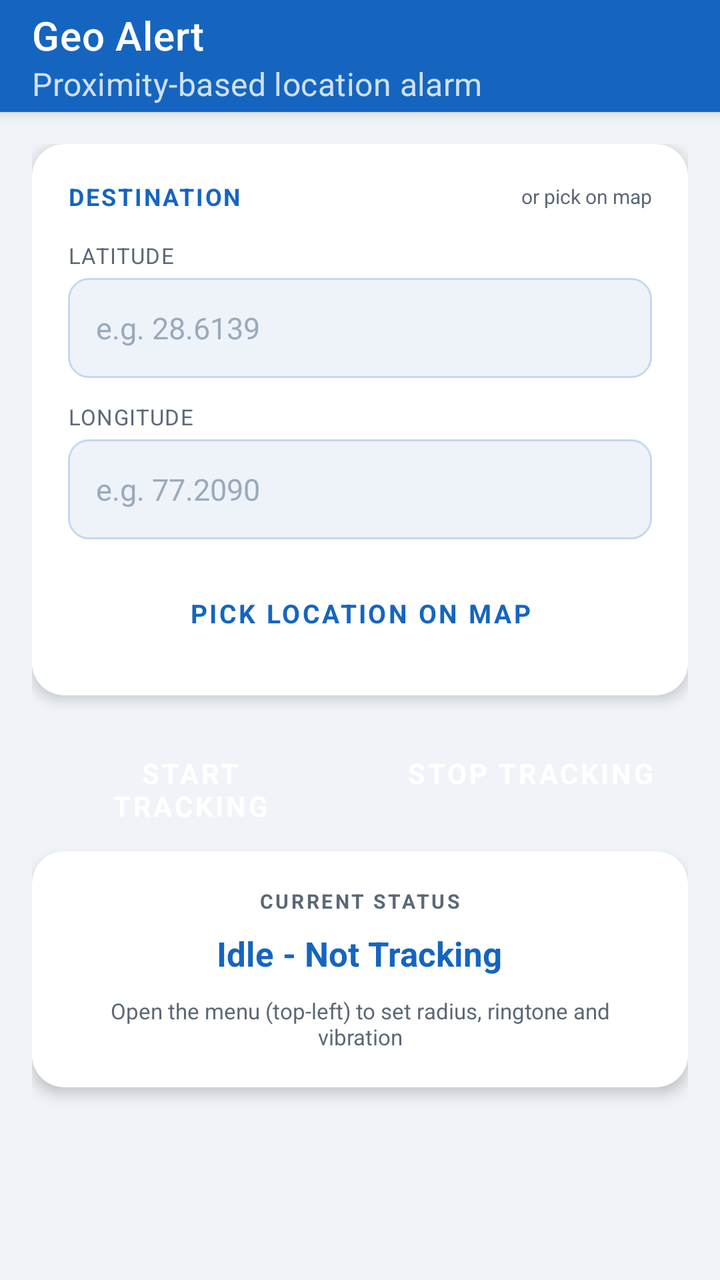
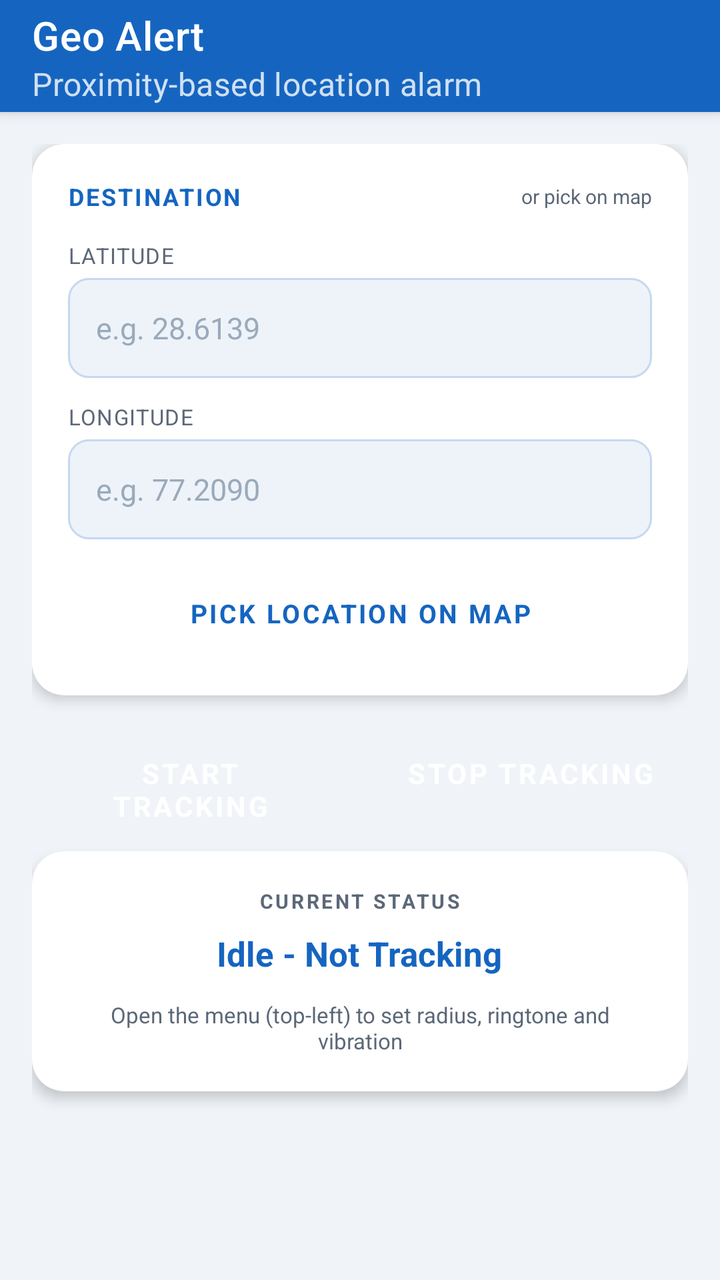

Before-and-after screenshots of an Android layout around one commit, followed by the original layout XML and the change that was made.
<!-- AndroidManifest.xml: application theme Theme.GeoAlert -->
<!-- res/layout/activity_main.xml -->
<?xml version="1.0" encoding="utf-8"?>
<androidx.drawerlayout.widget.DrawerLayout
    xmlns:android="http://schemas.android.com/apk/res/android"
    xmlns:app="http://schemas.android.com/apk/res-auto"
    android:id="@+id/drawerLayout"
    android:layout_width="match_parent"
    android:layout_height="match_parent"
    android:fitsSystemWindows="true">

    
    <LinearLayout
        android:layout_width="match_parent"
        android:layout_height="match_parent"
        android:orientation="vertical">

        
        <androidx.appcompat.widget.Toolbar
            android:id="@+id/toolbar"
            android:layout_width="match_parent"
            android:layout_height="?attr/actionBarSize"
            android:background="@color/primary"
            android:elevation="4dp"
            app:title="@string/app_name"
            app:subtitle="@string/app_subtitle"
            app:titleTextColor="@color/white"
            app:subtitleTextColor="#CCFFFFFF"
            app:navigationIconTint="@color/white"
            app:popupTheme="@style/ThemeOverlay.MaterialComponents.Light" />

        <ScrollView
            android:layout_width="match_parent"
            android:layout_height="match_parent"
            android:background="@color/background"
            android:fillViewport="true">

            <LinearLayout
                android:layout_width="match_parent"
                android:layout_height="wrap_content"
                android:orientation="vertical"
                android:padding="16dp">

                
                <androidx.cardview.widget.CardView
                    android:layout_width="match_parent"
                    android:layout_height="wrap_content"
                    android:layout_marginBottom="12dp"
                    app:cardCornerRadius="16dp"
                    app:cardElevation="4dp"
                    app:cardBackgroundColor="@color/card_background">

                    <LinearLayout
                        android:layout_width="match_parent"
                        android:layout_height="wrap_content"
                        android:orientation="vertical"
                        android:padding="18dp">

                        <LinearLayout
                            android:layout_width="match_parent"
                            android:layout_height="wrap_content"
                            android:orientation="horizontal"
                            android:gravity="center_vertical"
                            android:paddingBottom="14dp">

                            <TextView
                                android:layout_width="0dp"
                                android:layout_height="wrap_content"
                                android:layout_weight="1"
                                android:text="@string/section_destination"
                                android:textSize="12sp"
                                android:textStyle="bold"
                                android:textColor="@color/primary"
                                android:letterSpacing="0.08" />

                            <TextView
                                android:layout_width="wrap_content"
                                android:layout_height="wrap_content"
                                android:text="@string/tap_map_hint"
                                android:textSize="10sp"
                                android:textColor="@color/text_secondary" />
                        </LinearLayout>

                        
                        <TextView
                            android:layout_width="wrap_content"
                            android:layout_height="wrap_content"
                            android:text="@string/label_latitude"
                            android:textSize="11sp"
                            android:textColor="@color/text_secondary"
                            android:letterSpacing="0.04" />
                        <EditText
                            android:id="@+id/etLatitude"
                            android:layout_width="match_parent"
                            android:layout_height="50dp"
                            android:hint="@string/hint_latitude"
                            android:inputType="numberDecimal|numberSigned"
                            android:background="@drawable/input_background"
                            android:paddingStart="14dp"
                            android:paddingEnd="14dp"
                            android:textSize="15sp"
                            android:textColor="@color/text_primary"
                            android:textColorHint="@color/text_hint"
                            android:layout_marginTop="4dp"
                            android:layout_marginBottom="12dp"
                            android:singleLine="true" />

                        
                        <TextView
                            android:layout_width="wrap_content"
                            android:layout_height="wrap_content"
                            android:text="@string/label_longitude"
                            android:textSize="11sp"
                            android:textColor="@color/text_secondary"
                            android:letterSpacing="0.04" />
                        <EditText
                            android:id="@+id/etLongitude"
                            android:layout_width="match_parent"
                            android:layout_height="50dp"
                            android:hint="@string/hint_longitude"
                            android:inputType="numberDecimal|numberSigned"
                            android:background="@drawable/input_background"
                            android:paddingStart="14dp"
                            android:paddingEnd="14dp"
                            android:textSize="15sp"
                            android:textColor="@color/text_primary"
                            android:textColorHint="@color/text_hint"
                            android:layout_marginTop="4dp"
                            android:layout_marginBottom="14dp"
                            android:singleLine="true" />

                        
                        <Button
                            android:id="@+id/btnPickMap"
                            android:layout_width="match_parent"
                            android:layout_height="46dp"
                            android:text="@string/btn_pick_map"
                            android:textSize="13sp"
                            android:textStyle="bold"
                            android:textColor="@color/primary"
                            android:backgroundTint="@color/map_btn_bg"
                            style="@style/Widget.MaterialComponents.Button" />
                    </LinearLayout>
                </androidx.cardview.widget.CardView>

                
                <LinearLayout
                    android:layout_width="match_parent"
                    android:layout_height="wrap_content"
                    android:orientation="horizontal"
                    android:layout_marginBottom="12dp">

                    <Button
                        android:id="@+id/btnStart"
                        android:layout_width="0dp"
                        android:layout_height="54dp"
                        android:layout_weight="1"
                        android:layout_marginEnd="6dp"
                        android:text="@string/btn_start"
                        android:textSize="14sp"
                        android:textStyle="bold"
                        android:textColor="@color/white"
                        android:backgroundTint="@color/primary"
                        style="@style/Widget.MaterialComponents.Button" />

                    <Button
                        android:id="@+id/btnStop"
                        android:layout_width="0dp"
                        android:layout_height="54dp"
                        android:layout_weight="1"
                        android:layout_marginStart="6dp"
                        android:text="@string/btn_stop"
                        android:textSize="14sp"
                        android:textStyle="bold"
                        android:textColor="@color/white"
                        android:backgroundTint="@color/error"
                        style="@style/Widget.MaterialComponents.Button" />
                </LinearLayout>

                
                <androidx.cardview.widget.CardView
                    android:layout_width="match_parent"
                    android:layout_height="wrap_content"
                    app:cardCornerRadius="16dp"
                    app:cardElevation="4dp"
                    app:cardBackgroundColor="@color/card_background">

                    <LinearLayout
                        android:layout_width="match_parent"
                        android:layout_height="wrap_content"
                        android:orientation="vertical"
                        android:padding="18dp"
                        android:gravity="center">

                        <TextView
                            android:layout_width="wrap_content"
                            android:layout_height="wrap_content"
                            android:text="@string/status_label"
                            android:textSize="10sp"
                            android:textStyle="bold"
                            android:textColor="@color/text_secondary"
                            android:letterSpacing="0.12"
                            android:paddingBottom="8dp" />

                        <TextView
                            android:id="@+id/tvStatus"
                            android:layout_width="wrap_content"
                            android:layout_height="wrap_content"
                            android:text="@string/status_idle"
                            android:textSize="17sp"
                            android:textStyle="bold"
                            android:textColor="@color/primary"
                            android:gravity="center" />

                        <TextView
                            android:layout_width="wrap_content"
                            android:layout_height="wrap_content"
                            android:text="@string/settings_hint"
                            android:textSize="11sp"
                            android:textColor="@color/text_secondary"
                            android:gravity="center"
                            android:paddingTop="10dp" />
                    </LinearLayout>
                </androidx.cardview.widget.CardView>

            </LinearLayout>
        </ScrollView>
    </LinearLayout>

    
    <ScrollView
        android:layout_width="300dp"
        android:layout_height="match_parent"
        android:layout_gravity="start"
        android:fitsSystemWindows="true"
        android:background="@color/card_background">

        <LinearLayout
            android:layout_width="match_parent"
            android:layout_height="wrap_content"
            android:orientation="vertical">

            
            <LinearLayout
                android:layout_width="match_parent"
                android:layout_height="140dp"
                android:background="@color/primary"
                android:orientation="vertical"
                android:gravity="bottom|start"
                android:padding="20dp">

                <TextView
                    android:layout_width="wrap_content"
                    android:layout_height="wrap_content"
                    android:text="@string/drawer_title"
                    android:textColor="@color/white"
                    android:textSize="20sp"
                    android:textStyle="bold" />

                <TextView
                    android:layout_width="wrap_content"
                    android:layout_height="wrap_content"
                    android:text="@string/drawer_subtitle"
                    android:textColor="#CCFFFFFF"
                    android:textSize="12sp"
                    android:paddingTop="4dp" />
            </LinearLayout>

            
            <LinearLayout
                android:layout_width="match_parent"
                android:layout_height="wrap_content"
                android:orientation="vertical"
                android:padding="20dp">

                <LinearLayout
                    android:layout_width="match_parent"
                    android:layout_height="wrap_content"
                    android:orientation="horizontal"
                    android:gravity="center_vertical"
                    android:paddingBottom="8dp">

                    <TextView
                        android:layout_width="0dp"
                        android:layout_height="wrap_content"
                        android:layout_weight="1"
                        android:text="@string/label_radius"
                        android:textSize="14sp"
                        android:textStyle="bold"
                        android:textColor="@color/text_primary" />

                    <TextView
                        android:id="@+id/tvRadiusValue"
                        android:layout_width="wrap_content"
                        android:layout_height="wrap_content"
                        android:text="3 km"
                        android:textSize="16sp"
                        android:textStyle="bold"
                        android:textColor="@color/primary" />
                </LinearLayout>

                <SeekBar
                    android:id="@+id/sbRadius"
                    android:layout_width="match_parent"
                    android:layout_height="wrap_content"
                    android:max="7"
                    android:progress="3" />

                <LinearLayout
                    android:layout_width="match_parent"
                    android:layout_height="wrap_content"
                    android:orientation="horizontal"
                    android:paddingTop="4dp">
                    <TextView android:layout_width="0dp" android:layout_height="wrap_content" android:layout_weight="1"
                        android:text="500m" android:textSize="10sp" android:textColor="@color/text_secondary" />
                    <TextView android:layout_width="wrap_content" android:layout_height="wrap_content"
                        android:text="20km" android:textSize="10sp" android:textColor="@color/text_secondary" />
                </LinearLayout>
            </LinearLayout>

            <View android:layout_width="match_parent" android:layout_height="1dp" android:background="@color/divider" />

            
            <LinearLayout
                android:layout_width="match_parent"
                android:layout_height="wrap_content"
                android:orientation="vertical"
                android:padding="20dp">

                <TextView
                    android:layout_width="wrap_content"
                    android:layout_height="wrap_content"
                    android:text="@string/label_ringtone"
                    android:textSize="14sp"
                    android:textStyle="bold"
                    android:textColor="@color/text_primary"
                    android:paddingBottom="10dp" />

                <TextView
                    android:id="@+id/tvRingtoneName"
                    android:layout_width="match_parent"
                    android:layout_height="wrap_content"
                    android:text="@string/ringtone_default"
                    android:textSize="13sp"
                    android:textColor="@color/text_secondary"
                    android:ellipsize="end"
                    android:singleLine="true"
                    android:paddingBottom="10dp" />

                <Button
                    android:id="@+id/btnPickRingtone"
                    android:layout_width="match_parent"
                    android:layout_height="42dp"
                    android:text="@string/btn_choose_ringtone"
                    android:textSize="13sp"
                    android:textColor="@color/white"
                    android:backgroundTint="@color/primary"
                    style="@style/Widget.MaterialComponents.Button" />
            </LinearLayout>

            <View android:layout_width="match_parent" android:layout_height="1dp" android:background="@color/divider" />

            
            <LinearLayout
                android:layout_width="match_parent"
                android:layout_height="wrap_content"
                android:orientation="vertical"
                android:padding="20dp">

                <TextView
                    android:layout_width="wrap_content"
                    android:layout_height="wrap_content"
                    android:text="@string/label_vibration"
                    android:textSize="14sp"
                    android:textStyle="bold"
                    android:textColor="@color/text_primary"
                    android:paddingBottom="10dp" />

                <Spinner
                    android:id="@+id/spinnerVibration"
                    android:layout_width="match_parent"
                    android:layout_height="50dp"
                    android:background="@drawable/input_background"
                    android:paddingStart="12dp"
                    android:paddingEnd="12dp" />
            </LinearLayout>

        </LinearLayout>
    </ScrollView>

</androidx.drawerlayout.widget.DrawerLayout>
<!-- resources referenced by this layout -->
<resources>
  <color name="background">#F0F4F8</color>
  <color name="card_background">#FFFFFF</color>
  <color name="divider">#E8ECF0</color>
  <color name="error">#C62828</color>
  <color name="map_btn_bg">#E3F0FF</color>
  <color name="primary">#1565C0</color>
  <color name="text_hint">#9AAABB</color>
  <color name="text_primary">#1A1A2E</color>
  <color name="text_secondary">#5C6878</color>
  <color name="white">#FFFFFF</color>
  <!-- drawable input_background (drawable) -->
  <?xml version="1.0" encoding="utf-8"?>
  <shape xmlns:android="http://schemas.android.com/apk/res/android"
      android:shape="rectangle">
      <solid android:color="@color/input_background" />
      <corners android:radius="10dp" />
      <stroke
          android:width="1dp"
          android:color="@color/input_border" />
  </shape>
  <string name="app_name">Geo Alert</string>
  <string name="app_subtitle">Proximity-based location alarm</string>
  <string name="btn_choose_ringtone">Choose Ringtone</string>
  <string name="btn_pick_map">Pick Location on Map</string>
  <string name="btn_start">Start Tracking</string>
  <string name="btn_stop">Stop Tracking</string>
  <string name="drawer_subtitle">Radius, ringtone and vibration</string>
  <string name="drawer_title">Alarm Settings</string>
  <string name="hint_latitude">e.g. 28.6139</string>
  <string name="hint_longitude">e.g. 77.2090</string>
  <string name="label_latitude">LATITUDE</string>
  <string name="label_longitude">LONGITUDE</string>
  <string name="label_radius">Alert Radius</string>
  <string name="label_ringtone">Alarm Ringtone</string>
  <string name="label_vibration">Vibration Pattern</string>
  <string name="ringtone_default">Default Alarm</string>
  <string name="section_destination">DESTINATION</string>
  <string name="settings_hint">Open the menu (top-left) to set radius, ringtone and vibration</string>
  <string name="status_idle">Idle - Not Tracking</string>
  <string name="status_label">CURRENT STATUS</string>
  <string name="tap_map_hint">or pick on map</string>
  <style name="Theme.GeoAlert" parent="Theme.MaterialComponents.Light.NoActionBar">
          <item name="colorPrimary">@color/primary</item>
          <item name="colorPrimaryVariant">@color/primary_dark</item>
          <item name="colorOnPrimary">@color/white</item>
          <item name="colorSecondary">@color/primary_light</item>
          <item name="colorSecondaryVariant">@color/primary_dark</item>
          <item name="colorOnSecondary">@color/white</item>
          <item name="colorError">@color/error</item>
          <item name="android:statusBarColor">@color/primary_dark</item>
          <item name="android:navigationBarColor">@color/background</item>
          <item name="android:windowBackground">@color/background</item>
          <item name="android:fontFamily">sans-serif</item>
      </style>
  <color name="input_background">#EEF3FA</color>
  <color name="input_border">#C5D8F0</color>
  <color name="primary_dark">#0D47A1</color>
  <color name="primary_light">#1E88E5</color>
</resources>

<!-- the commit's change to res/layout/activity_main.xml (unified diff, before → after) -->
@@ -210,6 +210,30 @@
                             android:textColor="@color/primary"
                             android:gravity="center" />
 
+                        
+                        <TextView
+                            android:id="@+id/tvDistance"
+                            android:layout_width="wrap_content"
+                            android:layout_height="wrap_content"
+                            android:text=""
+                            android:textSize="28sp"
+                            android:textStyle="bold"
+                            android:textColor="@color/distance_color"
+                            android:gravity="center"
+                            android:paddingTop="8dp"
+                            android:paddingBottom="2dp"
+                            android:visibility="gone" />
+
+                        <TextView
+                            android:id="@+id/tvDistanceLabel"
+                            android:layout_width="wrap_content"
+                            android:layout_height="wrap_content"
+                            android:text="@string/distance_to_dest"
+                            android:textSize="11sp"
+                            android:textColor="@color/text_secondary"
+                            android:gravity="center"
+                            android:visibility="gone" />
+
                         <TextView
                             android:layout_width="wrap_content"
                             android:layout_height="wrap_content"
@@ -217,7 +241,7 @@
                             android:textSize="11sp"
                             android:textColor="@color/text_secondary"
                             android:gravity="center"
-                            android:paddingTop="10dp" />
+                            android:paddingTop="12dp" />
                     </LinearLayout>
                 </androidx.cardview.widget.CardView>
 
<!-- resource entries referenced after the edit -->
@@ -2,6 +2,7 @@
 <resources>
   <color name="background">#F0F4F8</color>
   <color name="card_background">#FFFFFF</color>
+  <color name="distance_color">#1565C0</color>
   <color name="divider">#E8ECF0</color>
   <color name="error">#C62828</color>
   <color name="map_btn_bg">#E3F0FF</color>
@@ -26,6 +27,7 @@
   <string name="btn_pick_map">Pick Location on Map</string>
   <string name="btn_start">Start Tracking</string>
   <string name="btn_stop">Stop Tracking</string>
+  <string name="distance_to_dest">Distance to destination</string>
   <string name="drawer_subtitle">Radius, ringtone and vibration</string>
   <string name="drawer_title">Alarm Settings</string>
   <string name="hint_latitude">e.g. 28.6139</string>
